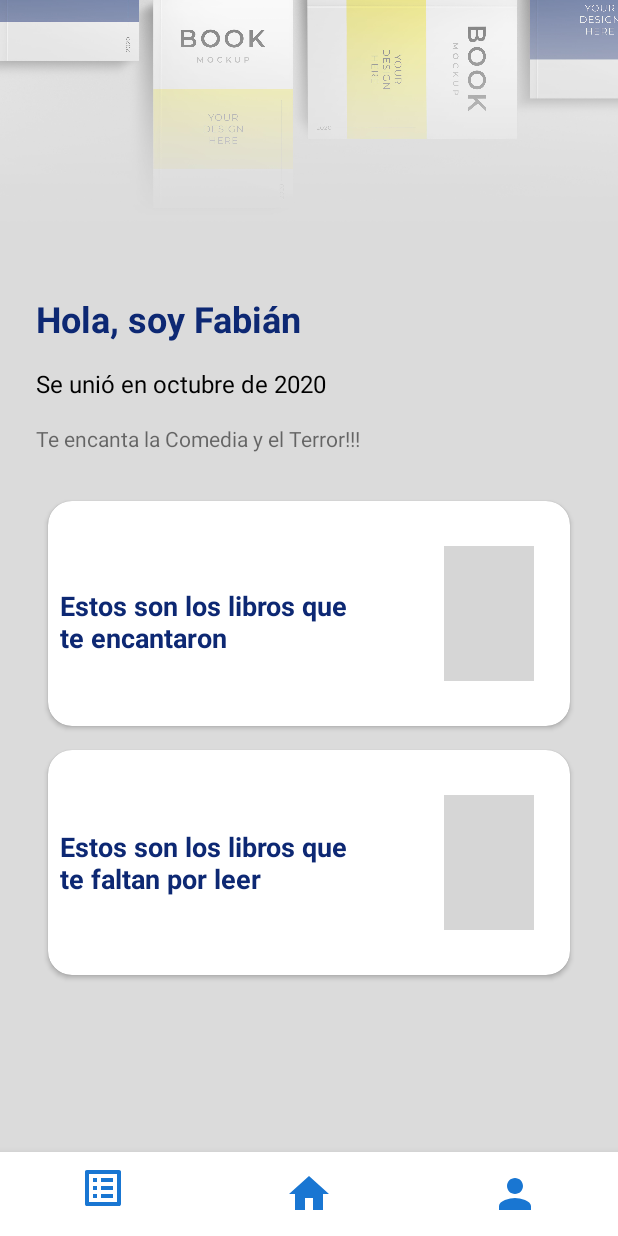
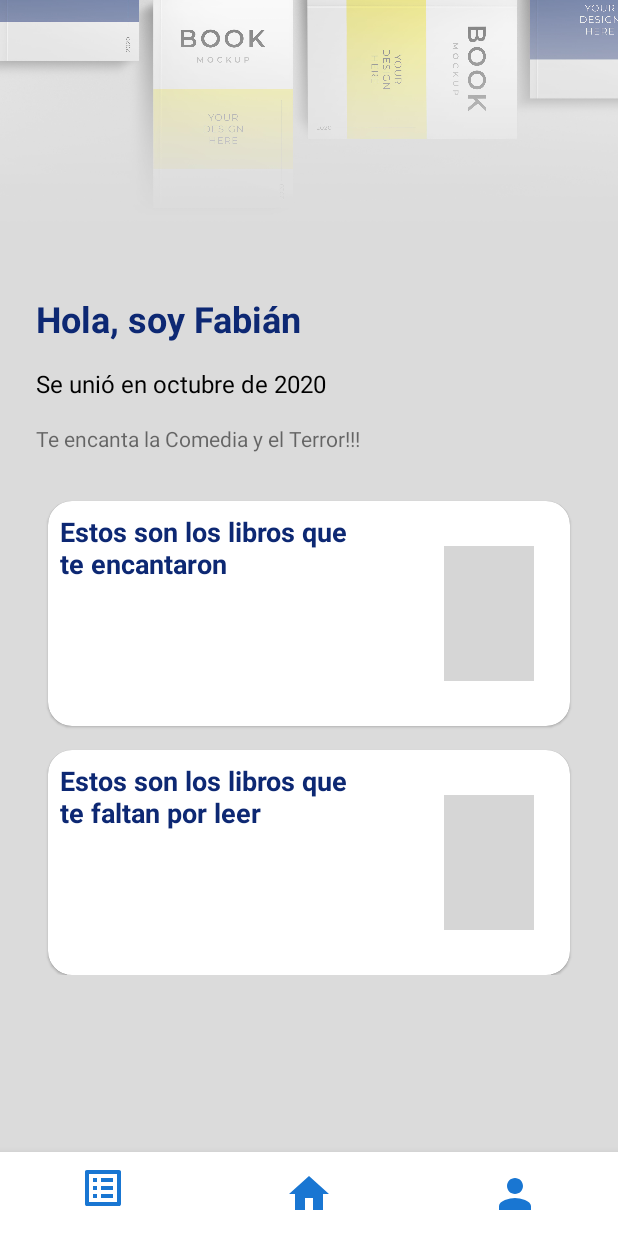
Before and after one commit to FabianGC0610/Kodemia_Fabian, an Android app: the fragment UserFragment placed in its activity, on a phone screen of 412 x 824 dp. Run offline under Robolectric (Android 15) with nearby library versions, the phone set to English and light mode, and no system bars; grey boxes are pictures that could not be loaded.

Commit message:
101% Terminado

```diff
--- a/app/src/main/res/layout/fragment_user.xml
+++ b/app/src/main/res/layout/fragment_user.xml
@@ -17,12 +17,21 @@
         app:layout_constraintStart_toStartOf="parent"
         app:layout_constraintTop_toTopOf="parent" />
 
-    <androidx.cardview.widget.CardView
+    <ScrollView
+        android:layout_width="match_parent"
+        android:layout_height="match_parent">
+
+        <androidx.constraintlayout.widget.ConstraintLayout
+            android:layout_width="match_parent"
+            android:layout_height="wrap_content">
+
+            <com.google.android.material.card.MaterialCardView
                 android:id="@+id/cardView6"
                 android:layout_width="wrap_content"
                 android:layout_height="120dp"
                 android:layout_marginTop="64dp"
                 app:cardCornerRadius="100dp"
+                android:focusable="true"
                 app:layout_constraintEnd_toEndOf="parent"
                 app:layout_constraintHorizontal_bias="0.11"
                 app:layout_constraintStart_toStartOf="parent"
@@ -37,13 +46,14 @@
                         android:layout_width="wrap_content"
                         android:layout_height="wrap_content"
                         android:scaleType="centerCrop"
+                        android:focusable="true"
                         app:layout_constraintBottom_toBottomOf="parent"
                         app:layout_constraintEnd_toEndOf="parent"
                         app:layout_constraintStart_toStartOf="parent"
                         app:layout_constraintTop_toTopOf="parent"
                         tools:src="@tools:sample/avatars" />
                 </androidx.constraintlayout.widget.ConstraintLayout>
-    </androidx.cardview.widget.CardView>
+            </com.google.android.material.card.MaterialCardView>
 
             <TextView
                 android:id="@+id/textView22"
@@ -88,7 +98,7 @@
                 app:layout_constraintStart_toStartOf="parent"
                 app:layout_constraintTop_toBottomOf="@+id/textView25" />
 
-    <androidx.cardview.widget.CardView
+            <com.google.android.material.card.MaterialCardView
                 android:id="@+id/cardView7"
                 android:layout_width="0dp"
                 android:layout_height="150dp"
@@ -109,13 +119,12 @@
                         android:layout_width="0dp"
                         android:layout_height="wrap_content"
                         android:layout_marginStart="8dp"
-                android:layout_marginTop="10dp"
+                        android:layout_marginTop="8dp"
                         android:layout_marginEnd="64dp"
                         android:text="@string/librosgustados"
                         android:textColor="@color/blue_book"
                         android:textSize="18sp"
                         android:textStyle="bold"
-                app:layout_constraintBottom_toBottomOf="parent"
                         app:layout_constraintEnd_toStartOf="@+id/imageView21"
                         app:layout_constraintStart_toStartOf="parent"
                         app:layout_constraintTop_toTopOf="parent" />
@@ -131,9 +140,9 @@
                         app:layout_constraintEnd_toEndOf="parent"
                         app:layout_constraintTop_toTopOf="parent" />
                 </androidx.constraintlayout.widget.ConstraintLayout>
-    </androidx.cardview.widget.CardView>
+            </com.google.android.material.card.MaterialCardView>
 
-    <androidx.cardview.widget.CardView
+            <com.google.android.material.card.MaterialCardView
                 android:layout_width="0dp"
                 android:layout_height="150dp"
                 android:layout_marginStart="32dp"
@@ -153,12 +162,12 @@
                         android:layout_width="0dp"
                         android:layout_height="wrap_content"
                         android:layout_marginStart="8dp"
+                        android:layout_marginTop="8dp"
                         android:layout_marginEnd="64dp"
                         android:text="@string/librospendientes"
                         android:textColor="@color/blue_book"
                         android:textSize="18sp"
                         android:textStyle="bold"
-                app:layout_constraintBottom_toBottomOf="parent"
                         app:layout_constraintEnd_toStartOf="@+id/imageView22"
                         app:layout_constraintStart_toStartOf="parent"
                         app:layout_constraintTop_toTopOf="parent" />
@@ -174,7 +183,10 @@
                         app:layout_constraintEnd_toEndOf="parent"
                         app:layout_constraintTop_toTopOf="parent" />
                 </androidx.constraintlayout.widget.ConstraintLayout>
-    </androidx.cardview.widget.CardView>
-
+            </com.google.android.material.card.MaterialCardView>
 
         </androidx.constraintlayout.widget.ConstraintLayout>
+
+    </ScrollView>
+
+</androidx.constraintlayout.widget.ConstraintLayout>
```
Lines whose indentation alone changed are shown as unchanged.
